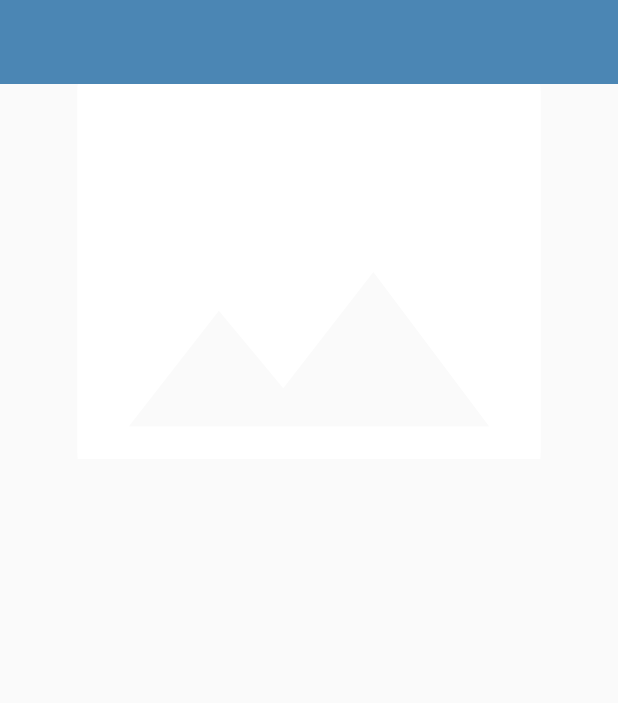
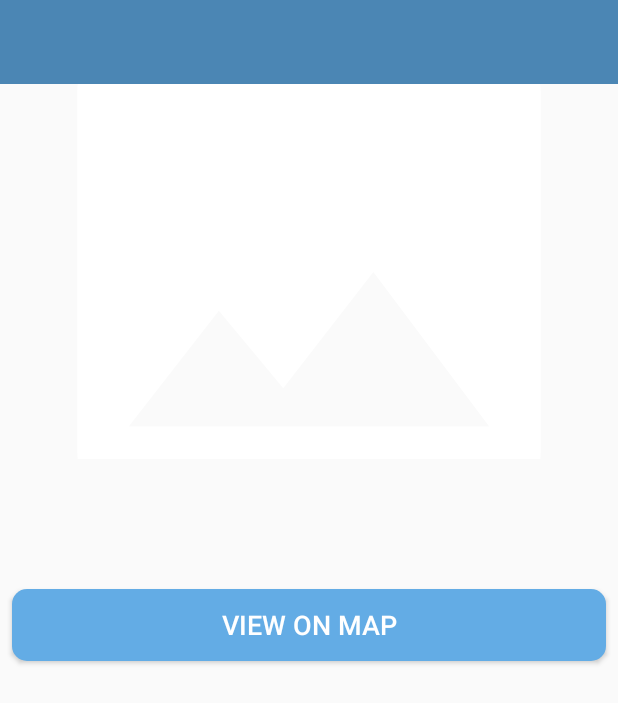
Before and after one commit to Khavi18/HappyPlacesAppKotlin, an Android app: the HappyPlaceDetailActivity screen opened directly, with no data from a screen before it, on a phone screen of 412 x 824 dp. Shown: the top 703 px of the screen. Run offline under Robolectric (Android 15) with nearby library versions, the phone set to English and light mode, and no system bars.

```diff
--- a/app/build.gradle.kts
+++ b/app/build.gradle.kts
@@ -41,6 +41,8 @@ android {
 
 dependencies {
 
+    implementation(libs.play.services.maps)
+    implementation(libs.places)
     implementation(libs.hdodenhof.circleimageview)
     implementation(libs.material.v100)
     implementation(libs.androidx.core.ktx)
--- a/app/src/main/java/com/example/happyplacesappkotlin/activities/HappyPlaceDetailActivity.kt
+++ b/app/src/main/java/com/example/happyplacesappkotlin/activities/HappyPlaceDetailActivity.kt
@@ -1,5 +1,6 @@
 package com.example.happyplacesappkotlin.activities
 
+import android.content.Intent
 import android.net.Uri
 import android.os.Bundle
 import androidx.activity.enableEdgeToEdge
@@ -32,6 +33,12 @@ class HappyPlaceDetailActivity : AppCompatActivity() {
             happyPlaceDetailModel = intent.getSerializableExtra(MainActivity.EXTRA_PLACE_DETAILS) as HappyPlaceModel
         }
 
+        binding?.btnViewOnMap?.setOnClickListener {
+            val intent = Intent(this, MapActivity::class.java)
+            intent.putExtra(MainActivity.EXTRA_PLACE_DETAILS, happyPlaceDetailModel)
+            startActivity(intent)
+        }
+
         if(happyPlaceDetailModel != null) {
             setSupportActionBar(binding?.toolbarHappyPlaceDetail)
             supportActionBar?.setDisplayHomeAsUpEnabled(true)
--- a/app/src/main/res/layout/activity_add_happy_place.xml
+++ b/app/src/main/res/layout/activity_add_happy_place.xml
@@ -113,6 +113,8 @@
                     android:inputType="textCapWords"
                     android:textColor="@color/primaryTextColor"
                     android:textColorHint="@color/secondaryTextColor"
+                    android:focusableInTouchMode="false"
+                    android:focusable="false"
                     android:textSize="@dimen/edit_text_text_size" />
             </com.google.android.material.textfield.TextInputLayout>
 
--- a/app/src/main/res/layout/activity_happy_place_detail.xml
+++ b/app/src/main/res/layout/activity_happy_place_detail.xml
@@ -71,6 +71,28 @@
                 app:layout_constraintStart_toStartOf="parent"
                 app:layout_constraintTop_toBottomOf="@id/tvDescription"
                 tools:text="Location" />
+
+            <Button
+                android:id="@+id/btnViewOnMap"
+                android:layout_width="match_parent"
+                android:layout_height="wrap_content"
+                android:layout_gravity="center"
+                android:gravity="center"
+                android:background="@drawable/shape_button_rounded"
+                android:text="@string/view_on_map"
+                android:textColor="@color/white"
+                android:textSize="@dimen/detail_screen_btn_view_on_map_text_size"
+                app:layout_constraintEnd_toEndOf="parent"
+                app:layout_constraintHorizontal_bias="1.0"
+                app:layout_constraintStart_toStartOf="parent"
+                app:layout_constraintTop_toBottomOf="@id/tvLocation"
+                android:layout_marginStart="@dimen/detail_screen_btn_view_on_map_marginStartEnd"
+                android:layout_marginTop="@dimen/detail_screen_btn_view_on_map_marginTop"
+                android:layout_marginEnd="@dimen/detail_screen_btn_view_on_map_marginStartEnd"
+                android:paddingTop="@dimen/add_screen_btn_save_paddingTopBottom"
+                android:paddingBottom="@dimen/add_screen_btn_save_paddingTopBottom"/>
+
+
         </androidx.constraintlayout.widget.ConstraintLayout>
     </ScrollView>
 
--- a/app/src/main/res/values/dimens.xml
+++ b/app/src/main/res/values/dimens.xml
@@ -34,4 +34,9 @@
     <dimen name="detail_screen_location_marginStartEnd">8dp</dimen>
     <dimen name="detail_screen_location_marginTop">16dp</dimen>
     <dimen name="detail_screen_location_text_size">18sp</dimen>
+
+    <dimen name="detail_screen_btn_view_on_map_marginStartEnd">8dp</dimen>
+    <dimen name="detail_screen_btn_view_on_map_marginTop">16dp</dimen>
+    <dimen name="detail_screen_btn_view_on_map_paddingTopBottom">8dp</dimen>
+    <dimen name="detail_screen_btn_view_on_map_text_size">18sp</dimen>
 </resources>
--- a/app/src/main/res/values/strings.xml
+++ b/app/src/main/res/values/strings.xml
@@ -8,4 +8,6 @@
     <string name="add_image">ADD IMAGE</string>
     <string name="no_happy_places_found_yet">No Happy Places Found Yet. Kindly add one.</string>
     <string name="image">Image</string>
+    <string name="google_maps_api_key">API_KEY</string>
+    <string name="view_on_map">VIEW ON MAP</string>
 </resources>
--- a/gradle/libs.versions.toml
+++ b/gradle/libs.versions.toml
@@ -1,7 +1,7 @@
 [versions]
 agp = "8.7.3"
 circleimageviewVersion = "3.0.1"
-kotlin = "1.9.24"
+kotlin = "2.1.0"
 coreKtx = "1.15.0"
 junit = "4.13.2"
 junitVersion = "1.2.1"
@@ -11,6 +11,8 @@ material = "1.12.0"
 activity = "1.10.1"
 constraintlayout = "2.2.1"
 materialVersion = "1.12.0"
+places = "4.2.0"
+playServicesMaps = "19.1.0"
 
 [libraries]
 androidx-core-ktx = { group = "androidx.core", name = "core-ktx", version.ref = "coreKtx" }
@@ -23,6 +25,8 @@ material = { group = "com.google.android.material", name = "material", version.r
 androidx-activity = { group = "androidx.activity", name = "activity", version.ref = "activity" }
 androidx-constraintlayout = { group = "androidx.constraintlayout", name = "constraintlayout", version.ref = "constraintlayout" }
 material-v100 = { module = "com.google.android.material:material", version.ref = "materialVersion" }
+places = { module = "com.google.android.libraries.places:places", version.ref = "places" }
+play-services-maps = { module = "com.google.android.gms:play-services-maps", version.ref = "playServicesMaps" }
 
 [plugins]
 android-application = { id = "com.android.application", version.ref = "agp" }
```
Also changed, not shown: app/src/main/AndroidManifest.xml (+13 -1 lines), app/src/main/java/com/example/happyplacesappkotlin/activities/AddHappyPlaceActivity.kt (+39 -0 lines), app/src/main/java/com/example/happyplacesappkotlin/activities/MapActivity.kt (added, +66 -0 lines), app/src/main/res/layout/activity_map.xml (added, +30 -0 lines).
